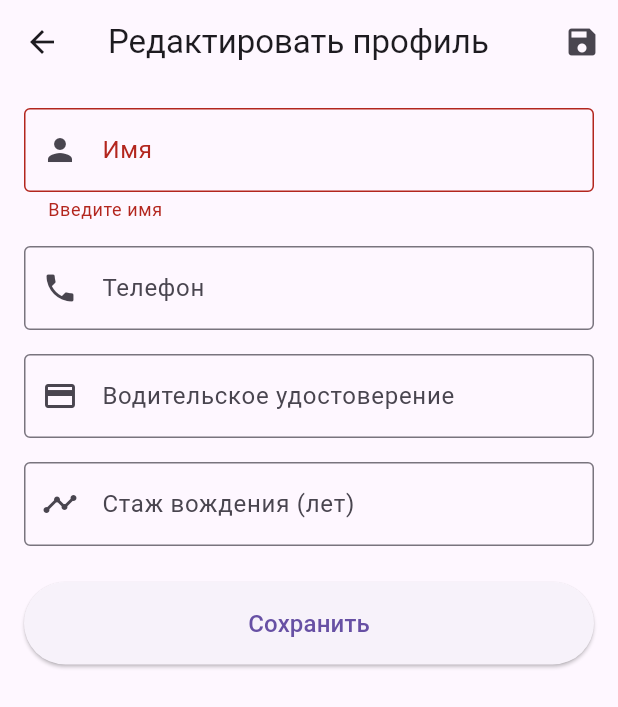
After one commit to art1718em/flutter_practice10, a Flutter app: the EditProfileScreen screen opened by its route, after a tap on "Сохранить", on a phone screen of 412 x 824 dp. The commit adds this screen. Shown: the top 707 px of the screen. Run offline on Flutter 3.47's test engine with Material 3 defaults, Android fonts, the phone set to English and light mode, and no system bars; our stand-ins replace cached_network_image, equatable, flutter_bloc, go_router; network calls fail.

Commit message:
реализация бизес экрана profile

```diff
--- a/lib/features/auth/screens/login_screen.dart
+++ b/lib/features/auth/screens/login_screen.dart
@@ -1,6 +1,7 @@
 import 'package:flutter/material.dart';
 import 'package:flutter_bloc/flutter_bloc.dart';
 import 'package:go_router/go_router.dart';
+import 'package:flutter_practice10/features/profile/logic/profile_cubit.dart';
 import '../logic/auth_cubit.dart';
 import '../logic/auth_state.dart';
 
@@ -36,9 +37,14 @@ class _LoginScreenState extends State<LoginScreen> {
   @override
   Widget build(BuildContext context) {
     return Scaffold(
-      body: BlocConsumer<AuthCubit, AuthState>(
+      body:       BlocConsumer<AuthCubit, AuthState>(
         listener: (context, state) {
-          if (state.status == AuthStatus.authenticated) {
+          if (state.status == AuthStatus.authenticated && state.user != null) {
+            context.read<ProfileCubit>().loadProfile(
+              state.user!.id,
+              state.user!.name,
+              state.user!.email,
+            );
             context.go('/expenses');
           } else if (state.status == AuthStatus.error) {
             ScaffoldMessenger.of(context).showSnackBar(
--- a/lib/features/auth/screens/register_screen.dart
+++ b/lib/features/auth/screens/register_screen.dart
@@ -1,6 +1,7 @@
 import 'package:flutter/material.dart';
 import 'package:flutter_bloc/flutter_bloc.dart';
 import 'package:go_router/go_router.dart';
+import 'package:flutter_practice10/features/profile/logic/profile_cubit.dart';
 import '../logic/auth_cubit.dart';
 import '../logic/auth_state.dart';
 
@@ -49,9 +50,14 @@ class _RegisterScreenState extends State<RegisterScreen> {
           onPressed: () => context.pop(),
         ),
       ),
-      body: BlocConsumer<AuthCubit, AuthState>(
+      body:       BlocConsumer<AuthCubit, AuthState>(
         listener: (context, state) {
-          if (state.status == AuthStatus.authenticated) {
+          if (state.status == AuthStatus.authenticated && state.user != null) {
+            context.read<ProfileCubit>().loadProfile(
+              state.user!.id,
+              state.user!.name,
+              state.user!.email,
+            );
             context.go('/expenses');
           } else if (state.status == AuthStatus.error) {
             ScaffoldMessenger.of(context).showSnackBar(
--- a/lib/features/car_expenses/screens/car_expenses_screen.dart
+++ b/lib/features/car_expenses/screens/car_expenses_screen.dart
@@ -60,6 +60,13 @@ class CarExpensesScreen extends StatelessWidget {
                 ),
               ],
             ),
+            actions: [
+              IconButton(
+                icon: const Icon(Icons.person),
+                tooltip: 'Профиль',
+                onPressed: () => context.push('/profile'),
+              ),
+            ],
             title: Row(
               mainAxisSize: MainAxisSize.min,
               children: [
--- a/lib/features/navigation/app_router.dart
+++ b/lib/features/navigation/app_router.dart
@@ -3,6 +3,8 @@ import 'package:flutter_practice10/features/auth/screens/login_screen.dart';
 import 'package:flutter_practice10/features/auth/screens/register_screen.dart';
 import 'package:flutter_practice10/features/car_expenses/screens/add_expense_screen.dart';
 import 'package:flutter_practice10/features/car_expenses/screens/car_expenses_screen.dart';
+import 'package:flutter_practice10/features/profile/screens/edit_profile_screen.dart';
+import 'package:flutter_practice10/features/profile/screens/profile_screen.dart';
 import 'package:flutter_practice10/features/service_history/screens/add_service_record_screen.dart';
 import 'package:flutter_practice10/features/service_history/screens/service_history_screen.dart';
 import 'package:flutter_practice10/features/vehicle_info/screens/vehicle_info_screen.dart';
@@ -18,6 +20,16 @@ final router = GoRouter(
     GoRoute(
       path: '/auth/register',
       builder: (context, state) => const RegisterScreen(),
+    ),
+    GoRoute(
+      path: '/profile',
+      builder: (context, state) => const ProfileScreen(),
+      routes: <RouteBase>[
+        GoRoute(
+          path: 'edit',
+          builder: (context, state) => const EditProfileScreen(),
+        ),
+      ],
     ),
     GoRoute(
       path: '/expenses',
--- /dev/null
+++ b/lib/features/profile/logic/profile_cubit.dart
@@ -0,0 +1,46 @@
+import 'package:flutter_bloc/flutter_bloc.dart';
+import 'package:flutter_practice10/features/profile/models/user_profile_model.dart';
+import 'profile_state.dart';
+
+class ProfileCubit extends Cubit<ProfileState> {
+  ProfileCubit() : super(const ProfileState());
+
+  void loadProfile(String userId, String name, String email) {
+    final profile = UserProfileModel(
+      userId: userId,
+      name: name,
+      email: email,
+      avatar: 'https://ui-avatars.com/api/?name=$name&size=200&background=random',
+    );
+    emit(state.copyWith(profile: profile));
+  }
+
+  Future<void> updateProfile({
+    String? name,
+    String? phone,
+    String? drivingLicenseNumber,
+    int? drivingExperienceYears,
+  }) async {
+    if (state.profile == null) return;
+
+    emit(state.copyWith(isLoading: true));
+    await Future.delayed(const Duration(milliseconds: 500));
+
+    final updatedProfile = state.profile!.copyWith(
+      name: name,
+      phone: phone,
+      drivingLicenseNumber: drivingLicenseNumber,
+      drivingExperienceYears: drivingExperienceYears,
+    );
+
+    emit(state.copyWith(
+      profile: updatedProfile,
+      isLoading: false,
+      clearError: true,
+    ));
+  }
+
+  void clearProfile() {
+    emit(const ProfileState());
+  }
+}
--- /dev/null
+++ b/lib/features/profile/logic/profile_state.dart
@@ -0,0 +1,30 @@
+import 'package:equatable/equatable.dart';
+import 'package:flutter_practice10/features/profile/models/user_profile_model.dart';
+
+class ProfileState extends Equatable {
+  final UserProfileModel? profile;
+  final bool isLoading;
+  final String? errorMessage;
+
+  const ProfileState({
+    this.profile,
+    this.isLoading = false,
+    this.errorMessage,
+  });
+
+  ProfileState copyWith({
+    UserProfileModel? profile,
+    bool? isLoading,
+    String? errorMessage,
+    bool clearError = false,
+  }) {
+    return ProfileState(
+      profile: profile ?? this.profile,
+      isLoading: isLoading ?? this.isLoading,
+      errorMessage: clearError ? null : errorMessage ?? this.errorMessage,
+    );
+  }
+
+  @override
+  List<Object?> get props => [profile, isLoading, errorMessage];
+}
--- /dev/null
+++ b/lib/features/profile/models/user_profile_model.dart
@@ -0,0 +1,39 @@
+class UserProfileModel {
+  final String userId;
+  final String name;
+  final String email;
+  final String? phone;
+  final String? avatar;
+  final String? drivingLicenseNumber;
+  final int? drivingExperienceYears;
+
+  UserProfileModel({
+    required this.userId,
+    required this.name,
+    required this.email,
+    this.phone,
+    this.avatar,
+    this.drivingLicenseNumber,
+    this.drivingExperienceYears,
+  });
+
+  UserProfileModel copyWith({
+    String? userId,
+    String? name,
+    String? email,
+    String? phone,
+    String? avatar,
+    String? drivingLicenseNumber,
+    int? drivingExperienceYears,
+  }) {
+    return UserProfileModel(
+      userId: userId ?? this.userId,
+      name: name ?? this.name,
+      email: email ?? this.email,
+      phone: phone ?? this.phone,
+      avatar: avatar ?? this.avatar,
+      drivingLicenseNumber: drivingLicenseNumber ?? this.drivingLicenseNumber,
+      drivingExperienceYears: drivingExperienceYears ?? this.drivingExperienceYears,
+    );
+  }
+}
--- /dev/null
+++ b/lib/features/profile/screens/edit_profile_screen.dart
@@ -0,0 +1,164 @@
+import 'package:flutter/material.dart';
+import 'package:flutter_bloc/flutter_bloc.dart';
+import 'package:go_router/go_router.dart';
+import 'package:flutter_practice10/features/profile/logic/profile_cubit.dart';
+import 'package:flutter_practice10/features/profile/logic/profile_state.dart';
+
+class EditProfileScreen extends StatefulWidget {
+  const EditProfileScreen({super.key});
+
+  @override
+  State<EditProfileScreen> createState() => _EditProfileScreenState();
+}
+
+class _EditProfileScreenState extends State<EditProfileScreen> {
+  final _formKey = GlobalKey<FormState>();
+  late TextEditingController _nameController;
+  late TextEditingController _phoneController;
+  late TextEditingController _licenseController;
+  late TextEditingController _experienceController;
+
+  @override
+  void initState() {
+    super.initState();
+    final profile = context.read<ProfileCubit>().state.profile;
+    _nameController = TextEditingController(text: profile?.name ?? '');
+    _phoneController = TextEditingController(text: profile?.phone ?? '');
+    _licenseController = TextEditingController(text: profile?.drivingLicenseNumber ?? '');
+    _experienceController = TextEditingController(
+      text: profile?.drivingExperienceYears?.toString() ?? '',
+    );
+  }
+
+  @override
+  void dispose() {
+    _nameController.dispose();
+    _phoneController.dispose();
+    _licenseController.dispose();
+    _experienceController.dispose();
+    super.dispose();
+  }
+
+  void _saveProfile() async {
+    if (_formKey.currentState!.validate()) {
+      await context.read<ProfileCubit>().updateProfile(
+            name: _nameController.text.trim(),
+            phone: _phoneController.text.trim(),
+            drivingLicenseNumber: _licenseController.text.trim(),
+            drivingExperienceYears: int.tryParse(_experienceController.text),
+          );
+      if (mounted) {
+        ScaffoldMessenger.of(context).showSnackBar(
+          const SnackBar(content: Text('Профиль обновлен')),
+        );
+        context.pop();
+      }
+    }
+  }
+
+  @override
+  Widget build(BuildContext context) {
+    return Scaffold(
+      appBar: AppBar(
+        title: const Text('Редактировать профиль'),
+        leading: IconButton(
+          icon: const Icon(Icons.arrow_back),
+          onPressed: () => context.pop(),
+        ),
+        actions: [
+          IconButton(
+            icon: const Icon(Icons.save),
+            onPressed: _saveProfile,
+          ),
+        ],
+      ),
+      body: BlocBuilder<ProfileCubit, ProfileState>(
+        builder: (context, state) {
+          return SingleChildScrollView(
+            padding: const EdgeInsets.all(16.0),
+            child: Form(
+              key: _formKey,
+              child: Column(
+                crossAxisAlignment: CrossAxisAlignment.stretch,
+                children: [
+                  TextFormField(
+                    controller: _nameController,
+                    decoration: const InputDecoration(
+                      labelText: 'Имя',
+                      prefixIcon: Icon(Icons.person),
+                      border: OutlineInputBorder(),
+                    ),
+                    validator: (value) {
+                      if (value == null || value.trim().isEmpty) {
+                        return 'Введите имя';
+                      }
+                      return null;
+                    },
+                  ),
+                  const SizedBox(height: 16),
+                  TextFormField(
+                    controller: _phoneController,
+                    decoration: const InputDecoration(
+                      labelText: 'Телефон',
+                      prefixIcon: Icon(Icons.phone),
+                      border: OutlineInputBorder(),
+                    ),
+                    keyboardType: TextInputType.phone,
+                  ),
+                  const SizedBox(height: 16),
+                  TextFormField(
+                    controller: _licenseController,
+                    decoration: const InputDecoration(
+                      labelText: 'Водительское удостоверение',
+                      prefixIcon: Icon(Icons.credit_card),
+                      border: OutlineInputBorder(),
+                    ),
+                  ),
+                  const SizedBox(height: 16),
+                  TextFormField(
+                    controller: _experienceController,
+                    decoration: const InputDecoration(
+                      labelText: 'Стаж вождения (лет)',
+                      prefixIcon: Icon(Icons.timeline),
+                      border: OutlineInputBorder(),
+                    ),
+                    keyboardType: TextInputType.number,
+                    validator: (value) {
+                      if (value != null && value.isNotEmpty) {
+                        final years = int.tryParse(value);
+                        if (years == null || years < 0) {
+                          return 'Введите корректное число';
+                        }
+                        if (years > 70) {
+                          return 'Введите реальное значение';
+                        }
+                      }
+                      return null;
+                    },
+                  ),
+                  const SizedBox(height: 24),
+                  ElevatedButton(
+                    onPressed: state.isLoading ? null : _saveProfile,
+                    style: ElevatedButton.styleFrom(
+                      padding: const EdgeInsets.symmetric(vertical: 16),
+                    ),
+                    child: state.isLoading
+                        ? const SizedBox(
+                            height: 20,
+                            width: 20,
+                            child: CircularProgressIndicator(strokeWidth: 2),
+                          )
+                        : const Text(
+                            'Сохранить',
+                            style: TextStyle(fontSize: 16),
+                          ),
+                  ),
+                ],
+              ),
+            ),
+          );
+        },
+      ),
+    );
+  }
+}
--- /dev/null
+++ b/lib/features/profile/screens/profile_screen.dart
@@ -0,0 +1,118 @@
+import 'package:flutter/material.dart';
+import 'package:flutter_bloc/flutter_bloc.dart';
+import 'package:go_router/go_router.dart';
+import 'package:cached_network_image/cached_network_image.dart';
+import 'package:flutter_practice10/features/auth/logic/auth_cubit.dart';
+import 'package:flutter_practice10/features/auth/logic/auth_state.dart';
+import 'package:flutter_practice10/features/profile/logic/profile_cubit.dart';
+import 'package:flutter_practice10/features/profile/logic/profile_state.dart';
+
+class ProfileScreen extends StatelessWidget {
+  const ProfileScreen({super.key});
+
+  @override
+  Widget build(BuildContext context) {
+    return BlocBuilder<ProfileCubit, ProfileState>(
+      builder: (context, profileState) {
+        final profile = profileState.profile;
+
+        if (profile == null) {
+          return const Scaffold(
+            body: Center(child: Text('Загрузка профиля...')),
+          );
+        }
+
+        return Scaffold(
+          appBar: AppBar(
+            title: const Text('Профиль'),
+            centerTitle: true,
+            leading: IconButton(
+              icon: const Icon(Icons.arrow_back),
+              onPressed: () => context.go('/expenses'),
+            ),
+            actions: [
+              IconButton(
+                icon: const Icon(Icons.edit),
+                onPressed: () => context.push('/profile/edit'),
+              ),
+              IconButton(
+                icon: const Icon(Icons.logout),
+                onPressed: () {
+                  context.read<AuthCubit>().logout();
+                  context.read<ProfileCubit>().clearProfile();
+                  context.go('/auth/login');
+                },
+              ),
+            ],
+          ),
+          body: SingleChildScrollView(
+            child: Column(
+              children: [
+                const SizedBox(height: 24),
+                Center(
+                  child: CircleAvatar(
+                    radius: 60,
+                    backgroundImage: profile.avatar != null
+                        ? CachedNetworkImageProvider(profile.avatar!)
+                        : null,
+                    child: profile.avatar == null
+                        ? const Icon(Icons.person, size: 60)
+                        : null,
+                  ),
+                ),
+                const SizedBox(height: 16),
+                Text(
+                  profile.name,
+                  style: Theme.of(context).textTheme.headlineSmall?.copyWith(
+                        fontWeight: FontWeight.bold,
+                      ),
+                ),
+                const SizedBox(height: 8),
+                Text(
+                  profile.email,
+                  style: Theme.of(context).textTheme.bodyMedium?.copyWith(
+                        color: Colors.grey[600],
+                      ),
+                ),
+                const SizedBox(height: 32),
+                const Divider(),
+                ListTile(
+                  leading: const Icon(Icons.phone),
+                  title: const Text('Телефон'),
+                  subtitle: Text(profile.phone ?? 'Не указан'),
+                ),
+                const Divider(),
+                ListTile(
+                  leading: const Icon(Icons.credit_card),
+                  title: const Text('Водительское удостоверение'),
+                  subtitle: Text(profile.drivingLicenseNumber ?? 'Не указано'),
+                ),
+                const Divider(),
+                ListTile(
+                  leading: const Icon(Icons.timeline),
+                  title: const Text('Стаж вождения'),
+                  subtitle: Text(
+                    profile.drivingExperienceYears != null
+                        ? '${profile.drivingExperienceYears} ${_getYearWord(profile.drivingExperienceYears!)}'
+                        : 'Не указан',
+                  ),
+                ),
+                const Divider(),
+              ],
+            ),
+          ),
+        );
+      },
+    );
+  }
+
+  String _getYearWord(int years) {
+    if (years % 10 == 1 && years % 100 != 11) {
+      return 'год';
+    } else if ([2, 3, 4].contains(years % 10) && ![12, 13, 14].contains(years % 100)) {
+      return 'года';
+    } else {
+      return 'лет';
+    }
+  }
+}
--- a/lib/main.dart
+++ b/lib/main.dart
@@ -3,6 +3,7 @@ import 'package:flutter_bloc/flutter_bloc.dart';
 import 'package:flutter_practice10/features/auth/logic/auth_cubit.dart';
 import 'package:flutter_practice10/features/car_expenses/logic/car_expenses_cubit.dart';
 import 'package:flutter_practice10/features/navigation/app_router.dart';
+import 'package:flutter_practice10/features/profile/logic/profile_cubit.dart';
 import 'package:flutter_practice10/features/service_history/logic/service_history_cubit.dart';
 import 'package:flutter_practice10/shared/app_theme.dart';
 
@@ -18,6 +19,7 @@ class MyApp extends StatelessWidget {
     return MultiBlocProvider(
       providers: [
         BlocProvider(create: (context) => AuthCubit()),
+        BlocProvider(create: (context) => ProfileCubit()),
         BlocProvider(create: (context) => CarExpensesCubit()),
         BlocProvider(create: (context) => ServiceHistoryCubit()),
       ],
@@ -25,6 +27,7 @@ class MyApp extends StatelessWidget {
         title: 'Автомобильный помощник',
         theme: AppTheme.lightTheme,
         routerConfig: router,
+        debugShowCheckedModeBanner: false,
       ),
     );
   }
```
